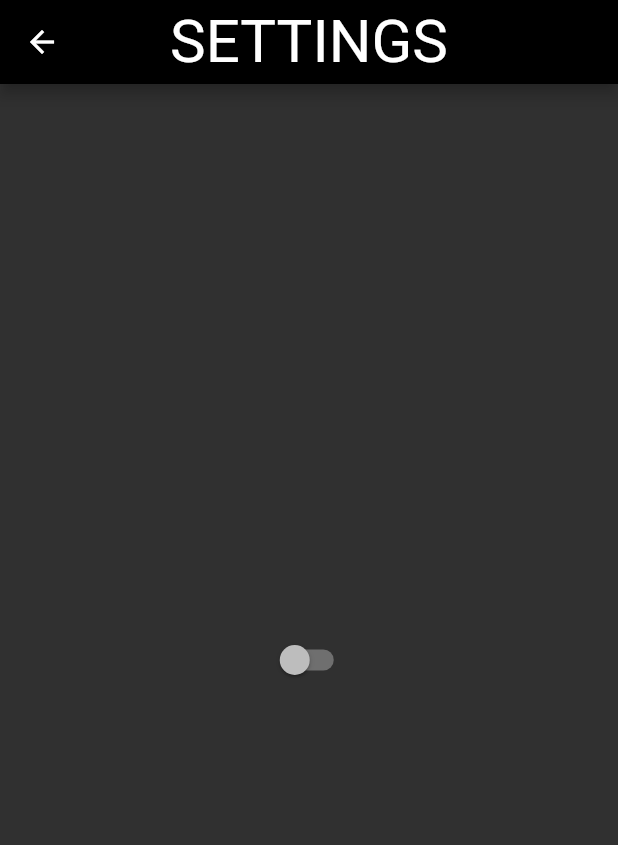
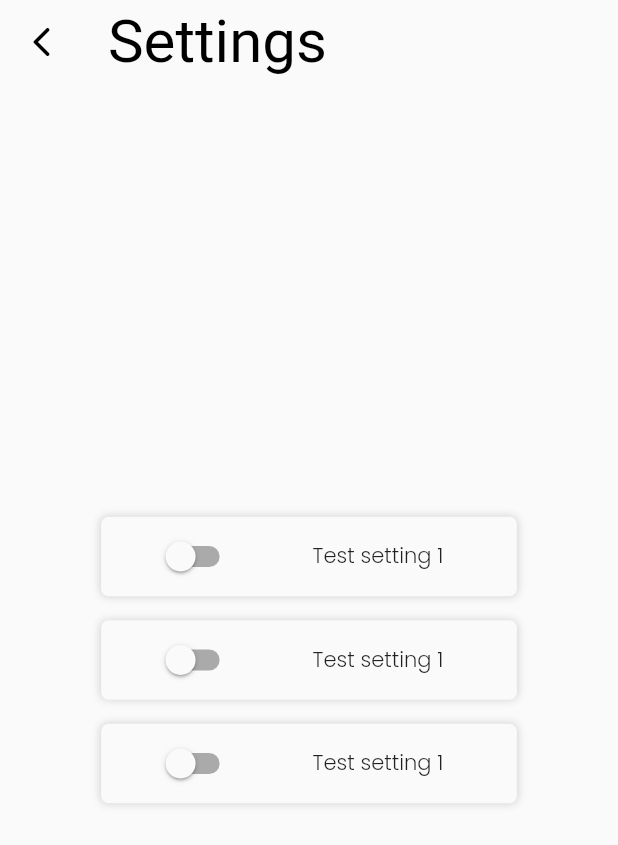
Before and after one commit to Valeron-T/location_app, a Flutter app: the screen it shows after launch, after a tap on "Settings", on a phone screen of 412 x 824 dp. Shown: the top 845 px of the screen. Run offline on Flutter 3.47's test engine with Material 2 defaults, Android fonts, the phone set to English and light mode, and no system bars; missing offline and left inert: open_street_map_search_and_pick.

Commit message:
Added settings UI + Tweaks

```diff
--- a/lib/main.dart
+++ b/lib/main.dart
@@ -1,3 +1,5 @@
+// ignore_for_file: prefer_const_constructors, prefer_const_literals_to_create_immutables
+
 import 'dart:math';
 
 import 'package:flutter/material.dart';
@@ -14,7 +16,10 @@ class MyApp extends StatelessWidget {
     return MaterialApp(
       title: "Drone Information",
       theme: ThemeData(
-          colorScheme: ColorScheme.dark(), brightness: Brightness.dark),
+        colorScheme: ColorScheme.light(background: Color.fromARGB(255, 156, 156, 156)),
+        brightness: Brightness.light,
+        fontFamily: 'Poppins',
+      ),
       home: LogInPage(title: 'LogInPage'),
     );
   }
@@ -46,7 +51,7 @@ class LogInPage extends StatelessWidget {
           children: <Widget>[
             Text(
               'Welcome',
-              style: Theme.of(context).textTheme.headline4,
+              style: Theme.of(context).textTheme.headlineMedium,
             ),
             SizedBox(
               width: 200,
@@ -64,6 +69,7 @@ class LogInPage extends StatelessWidget {
               ),
             ),
             FloatingActionButton.extended(
+              heroTag: "info",
               onPressed: () {
                 if (pc.text == p) {
                   Navigator.pushReplacement(context,
@@ -99,6 +105,7 @@ class LogInPage extends StatelessWidget {
               foregroundColor: Colors.white,
             ),
             FloatingActionButton.extended(
+              heroTag: "settings",
               onPressed: () {
                 Navigator.push(context, MaterialPageRoute(builder: (context) {
                   return SettingPage(title: 'SettingPage');
@@ -125,16 +132,105 @@ class SettingPage extends StatelessWidget {
   Widget build(BuildContext context) {
     return Scaffold(
       appBar: AppBar(
-        titleTextStyle: TextStyle(color: w, fontSize: 40),
-        title: Text("SETTINGS"),
-        centerTitle: true,
-        backgroundColor: b,
+        leading: IconButton(
+          icon: Icon(Icons.arrow_back_ios_rounded, color: Colors.black),
+          onPressed: () => Navigator.of(context).pop(),
         ),
-      body: Row(
+        titleTextStyle: TextStyle(color: b, fontSize: 40),
+        shadowColor: Colors.transparent,
+        title: Text("Settings"),
+        backgroundColor: Colors.grey[50],
+      ),
+      body: Center(
+        child: Column(
           mainAxisAlignment: MainAxisAlignment.center,
           children: [
+            // Row 1 on settings
+            Padding(
+              padding: const EdgeInsets.all(8.0),
+              child: FractionallySizedBox(
+                widthFactor: 0.7,
+                child: Container(
+                  decoration: BoxDecoration(
+                      borderRadius: BorderRadius.circular(5),
+                      boxShadow: [
+                        BoxShadow(
+                            spreadRadius: 0.1,
+                            blurRadius: 4,
+                            color: Color.fromARGB(255, 211, 211, 211))
+                      ],
+                      color: Colors.grey[50]),
+                  child: Row(
+                    mainAxisAlignment: MainAxisAlignment.spaceEvenly,
+                    children: [
                       ToggleSwitch(),
+                      Padding(
+                        padding: const EdgeInsets.all(16.0),
+                        child: Text("Test setting 1"),
+                      )
                     ],
+                  ),
+                ),
+              ),
+            ),
+            // Row 2
+            Padding(
+              padding: const EdgeInsets.all(8.0),
+              child: FractionallySizedBox(
+                widthFactor: 0.7,
+                child: Container(
+                  decoration: BoxDecoration(
+                      borderRadius: BorderRadius.circular(5),
+                      boxShadow: [
+                        BoxShadow(
+                            spreadRadius: 0.1,
+                            blurRadius: 4,
+                            color: Color.fromARGB(255, 211, 211, 211))
+                      ],
+                      color: Colors.grey[50]),
+                  child: Row(
+                    mainAxisAlignment: MainAxisAlignment.spaceEvenly,
+                    children: [
+                      ToggleSwitch(),
+                      Padding(
+                        padding: const EdgeInsets.all(16.0),
+                        child: Text("Test setting 1"),
+                      )
+                    ],
+                  ),
+                ),
+              ),
+            ),
+            // Row 3
+            Padding(
+              padding: const EdgeInsets.all(8.0),
+              child: FractionallySizedBox(
+                widthFactor: 0.7,
+                child: Container(
+                  decoration: BoxDecoration(
+                      borderRadius: BorderRadius.circular(5),
+                      boxShadow: [
+                        BoxShadow(
+                            spreadRadius: 0.1,
+                            blurRadius: 4,
+                            color: Color.fromARGB(255, 211, 211, 211))
+                      ],
+                      color: Colors.grey[50]),
+                  child: Row(
+                    mainAxisAlignment: MainAxisAlignment.spaceEvenly,
+                    children: [
+                      ToggleSwitch(),
+                      Padding(
+                        padding: const EdgeInsets.all(16.0),
+                        child: Text("Test setting 1"),
+                      )
+                    ],
+                  ),
+                ),
+              ),
+            ),
+          ],
+        ),
       ),
     );
   }
```
Also changed, not shown: pubspec.yaml (+4 -4 lines), assets/fonts/Poppins-Light.ttf (added). Lines whose indentation alone changed are shown as unchanged.
